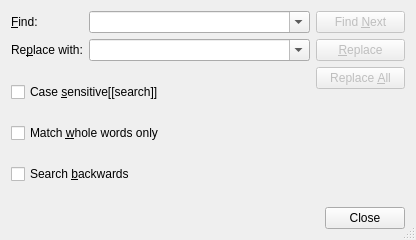
First picture: the form in src/frontends/qt/ui/SearchUi.ui, repository cburschka/lyx, before the edit.
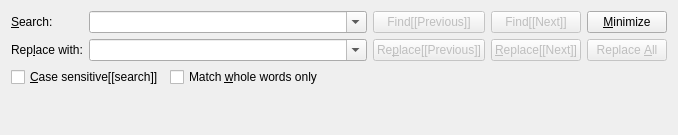
Second picture: the form after the edit. Icons and pictures are not drawn.

Commit message:
Transform simple search dialog to dock widget (#2625)
Also solves #8054

```diff
--- a/src/frontends/qt/ui/SearchUi.ui
+++ b/src/frontends/qt/ui/SearchUi.ui
@@ -1,13 +1,13 @@
 <?xml version="1.0" encoding="UTF-8"?>
 <ui version="4.0">
  <class>SearchUi</class>
- <widget class="QDialog" name="SearchUi">
+ <widget class="QWidget" name="SearchUi">
   <property name="geometry">
    <rect>
     <x>0</x>
     <y>0</y>
-    <width>416</width>
-    <height>240</height>
+    <width>678</width>
+    <height>135</height>
    </rect>
   </property>
   <property name="sizePolicy">
@@ -19,21 +19,86 @@
   <property name="windowTitle">
    <string/>
   </property>
-  <property name="sizeGripEnabled">
-   <bool>true</bool>
+  <property name="sizeGripEnabled" stdset="0">
+   <bool>false</bool>
   </property>
-  <layout class="QGridLayout" name="gridLayout_3">
+  <layout class="QGridLayout" name="gridLayout_2">
+   <item row="1" column="0">
+    <layout class="QHBoxLayout" name="horizontalLayout">
+     <item>
+      <widget class="QCheckBox" name="caseCB">
+       <property name="text">
+        <string>&amp;Case sensitive[[search]]</string>
+       </property>
+      </widget>
+     </item>
+     <item>
+      <widget class="QCheckBox" name="wordsCB">
+       <property name="text">
+        <string>Match &amp;whole words only</string>
+       </property>
+      </widget>
+     </item>
+     <item>
+      <spacer name="horizontalSpacer">
+       <property name="orientation">
+        <enum>Qt::Horizontal</enum>
+       </property>
+       <property name="sizeHint" stdset="0">
+        <size>
+         <width>40</width>
+         <height>20</height>
+        </size>
+       </property>
+      </spacer>
+     </item>
+    </layout>
+   </item>
+   <item row="2" column="0">
+    <spacer name="verticalSpacer">
+     <property name="orientation">
+      <enum>Qt::Vertical</enum>
+     </property>
+     <property name="sizeType">
+      <enum>QSizePolicy::MinimumExpanding</enum>
+     </property>
+     <property name="sizeHint" stdset="0">
+      <size>
+       <width>89</width>
+       <height>0</height>
+      </size>
+     </property>
+    </spacer>
+   </item>
    <item row="0" column="0">
-    <layout class="QGridLayout" name="mainGridLayout">
-     <item row="0" column="0" rowspan="2">
       <layout class="QGridLayout" name="gridLayout">
-       <item row="0" column="0">
-        <widget class="QLabel" name="findLA">
+     <item row="0" column="2">
+      <widget class="QPushButton" name="findPrevPB">
+       <property name="enabled">
+        <bool>false</bool>
+       </property>
+       <property name="toolTip">
+        <string>Find previous occurrence (Shift+Enter)</string>
+       </property>
          <property name="text">
-          <string>&amp;Find:</string>
-         </property>
-         <property name="buddy">
-          <cstring>findCO</cstring>
+        <string>Find[[Previous]]</string>
+       </property>
+       <property name="icon">
+        <iconset theme="go-previous">
+         <normaloff>.</normaloff>.</iconset>
+       </property>
+      </widget>
+     </item>
+     <item row="1" column="4">
+      <widget class="QPushButton" name="replaceallPB">
+       <property name="enabled">
+        <bool>false</bool>
+       </property>
+       <property name="toolTip">
+        <string>Replace all occurrences</string>
+       </property>
+       <property name="text">
+        <string>Replace &amp;All</string>
          </property>
         </widget>
        </item>
@@ -62,16 +127,36 @@
          </property>
         </widget>
        </item>
+     <item row="0" column="4">
+      <widget class="QPushButton" name="minimizePB">
+       <property name="toolTip">
+        <string>Hide replace and option widgets</string>
+       </property>
+       <property name="text">
+        <string>&amp;Minimize</string>
+       </property>
+      </widget>
+     </item>
        <item row="1" column="0">
         <widget class="QLabel" name="replaceLA">
          <property name="text">
-          <string>Re&amp;place with:</string>
+        <string>Rep&amp;lace with:</string>
          </property>
          <property name="buddy">
           <cstring>replaceCO</cstring>
          </property>
         </widget>
        </item>
+     <item row="0" column="0">
+      <widget class="QLabel" name="findLA">
+       <property name="text">
+        <string>&amp;Search:</string>
+       </property>
+       <property name="buddy">
+        <cstring>findCO</cstring>
+       </property>
+      </widget>
+     </item>
        <item row="1" column="1">
         <widget class="QComboBox" name="replaceCO">
          <property name="sizePolicy">
@@ -94,94 +179,67 @@
          </property>
         </widget>
        </item>
-      </layout>
+     <item row="1" column="3">
+      <widget class="QPushButton" name="replacePB">
+       <property name="enabled">
+        <bool>false</bool>
+       </property>
+       <property name="toolTip">
+        <string>Replace and find next occurrence</string>
+       </property>
+       <property name="layoutDirection">
+        <enum>Qt::RightToLeft</enum>
+       </property>
+       <property name="text">
+        <string>&amp;Replace[[Next]]</string>
+       </property>
+       <property name="icon">
+        <iconset theme="go-next">
+         <normaloff>.</normaloff>.</iconset>
+       </property>
+      </widget>
      </item>
-     <item row="0" column="1">
+     <item row="1" column="2">
+      <widget class="QPushButton" name="replacePrevPB">
+       <property name="enabled">
+        <bool>false</bool>
+       </property>
+       <property name="toolTip">
+        <string>Replace and find previous occurrence</string>
+       </property>
+       <property name="text">
+        <string>Re&amp;place[[Previous]]</string>
+       </property>
+       <property name="icon">
+        <iconset theme="go-previous">
+         <normaloff>.</normaloff>.</iconset>
+       </property>
+      </widget>
+     </item>
+     <item row="0" column="3">
       <widget class="QPushButton" name="findPB">
        <property name="enabled">
         <bool>false</bool>
        </property>
+       <property name="toolTip">
+        <string>Find next occurrence (Enter)</string>
+       </property>
+       <property name="layoutDirection">
+        <enum>Qt::RightToLeft</enum>
+       </property>
        <property name="text">
-        <string>Find &amp;Next</string>
+        <string>Find[[Next]]</string>
+       </property>
+       <property name="icon">
+        <iconset theme="go-next">
+         <normaloff>.</normaloff>.</iconset>
        </property>
        <property name="default">
         <bool>true</bool>
        </property>
       </widget>
      </item>
-     <item row="1" column="1">
-      <widget class="QPushButton" name="replacePB">
-       <property name="enabled">
-        <bool>false</bool>
-       </property>
-       <property name="text">
-        <string>&amp;Replace</string>
-       </property>
-      </widget>
-     </item>
-     <item row="2" column="0">
-      <layout class="QVBoxLayout" name="verticalLayout_4">
-       <item>
-        <widget class="QCheckBox" name="caseCB">
-         <property name="text">
-          <string>Case &amp;sensitive[[search]]</string>
-         </property>
-        </widget>
-       </item>
-       <item>
-        <widget class="QCheckBox" name="wordsCB">
-         <property name="text">
-          <string>Match &amp;whole words only</string>
-         </property>
-        </widget>
-       </item>
-       <item>
-        <widget class="QCheckBox" name="backwardsCB">
-         <property name="text">
-          <string>Search &amp;backwards</string>
-         </property>
-        </widget>
-       </item>
-      </layout>
-     </item>
-     <item row="2" column="1">
-      <layout class="QVBoxLayout" name="verticalLayout">
-       <item>
-        <widget class="QPushButton" name="replaceallPB">
-         <property name="enabled">
-          <bool>false</bool>
-         </property>
-         <property name="text">
-          <string>Replace &amp;All</string>
-         </property>
-        </widget>
-       </item>
-       <item>
-        <spacer name="verticalSpacer">
-         <property name="orientation">
-          <enum>Qt::Vertical</enum>
-         </property>
-         <property name="sizeType">
-          <enum>QSizePolicy::Expanding</enum>
-         </property>
-         <property name="sizeHint" stdset="0">
-          <size>
-           <width>89</width>
-           <height>13</height>
-          </size>
-         </property>
-        </spacer>
-       </item>
-      </layout>
-     </item>
-    </layout>
-   </item>
-   <item row="1" column="0">
-    <widget class="QDialogButtonBox" name="buttonBox">
-     <property name="standardButtons">
-      <set>QDialogButtonBox::Close</set>
-     </property>
-    </widget>
+    </layout>
    </item>
   </layout>
  </widget>
```
Lines whose indentation alone changed are shown as unchanged. The commit also changes 4 other files.
